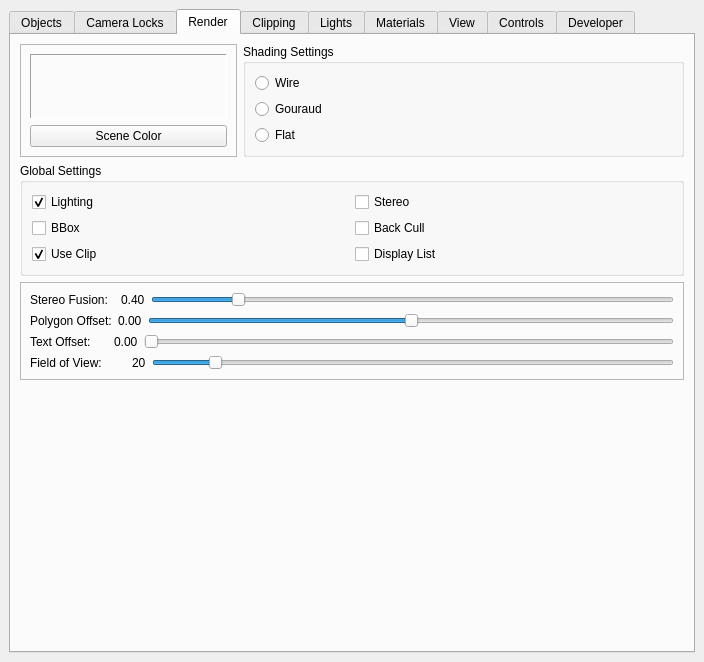
This is src/Interface/Modules/Render/ViewSceneControls.ui in SCIInstitute/SCIRun as Qt 5 draws it before an edit. The edited form follows.
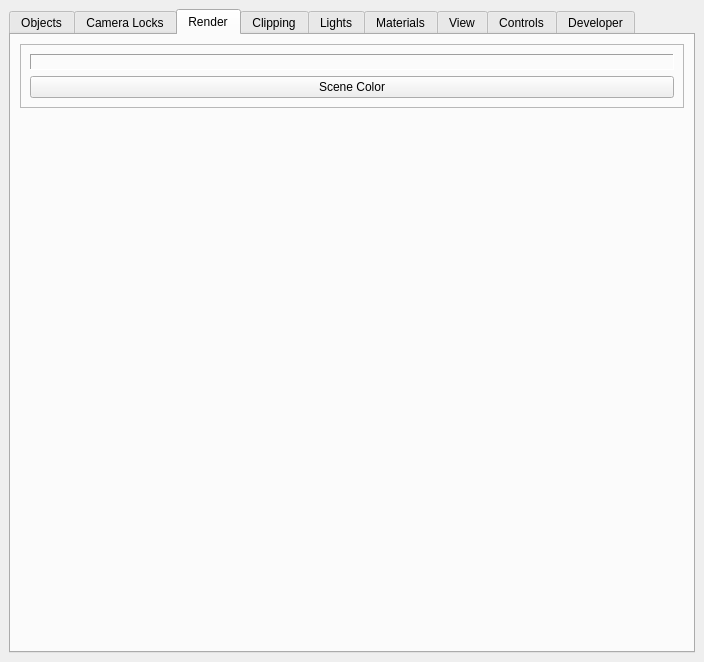
This is the edited form. The open tabs and pages were chosen to show the change.

Diff of the .ui file:
```diff
--- a/src/Interface/Modules/Render/ViewSceneControls.ui
+++ b/src/Interface/Modules/Render/ViewSceneControls.ui
@@ -153,259 +153,18 @@
         <string>Render</string>
        </attribute>
        <layout class="QGridLayout" name="gridLayout_13">
-        <item row="3" column="0" colspan="3">
-         <widget class="QFrame" name="renderSliderFrame_">
-          <property name="frameShape">
-           <enum>QFrame::StyledPanel</enum>
+        <item row="4" column="0">
+         <spacer name="verticalSpacer_3">
+          <property name="orientation">
+           <enum>Qt::Vertical</enum>
           </property>
-          <property name="frameShadow">
-           <enum>QFrame::Raised</enum>
+          <property name="sizeHint" stdset="0">
+           <size>
+            <width>20</width>
+            <height>40</height>
+           </size>
           </property>
-          <layout class="QVBoxLayout" name="verticalLayout_9">
-           <item>
-            <layout class="QHBoxLayout" name="steroeFusionHorizontalLayout_">
-             <item>
-              <widget class="QLabel" name="label_21">
-               <property name="text">
-                <string>Stereo Fusion:  </string>
-               </property>
-              </widget>
-             </item>
-             <item>
-              <widget class="QLabel" name="stereoFusionValueLabel_">
-               <property name="text">
-                <string>0.40</string>
-               </property>
-              </widget>
-             </item>
-             <item>
-              <widget class="QSlider" name="stereoFusionHorizontalSlider_">
-               <property name="minimum">
-                <number>10</number>
-               </property>
-               <property name="maximum">
-                <number>200</number>
-               </property>
-               <property name="singleStep">
-                <number>2</number>
-               </property>
-               <property name="value">
-                <number>40</number>
-               </property>
-               <property name="orientation">
-                <enum>Qt::Horizontal</enum>
-               </property>
-              </widget>
-             </item>
-            </layout>
-           </item>
-           <item>
-            <layout class="QHBoxLayout" name="polygonOffsetHorizontalLayout_">
-             <item>
-              <widget class="QLabel" name="label_22">
-               <property name="text">
-                <string>Polygon Offset:</string>
-               </property>
-              </widget>
-             </item>
-             <item>
-              <widget class="QLabel" name="polygonOffsetValueLabel_">
-               <property name="text">
-                <string>0.00</string>
-               </property>
-              </widget>
-             </item>
-             <item>
-              <widget class="QSlider" name="polygonOffsetHorizontalSlider_">
-               <property name="minimum">
-                <number>-400</number>
-               </property>
-               <property name="maximum">
-                <number>400</number>
-               </property>
-               <property name="value">
-                <number>0</number>
-               </property>
-               <property name="orientation">
-                <enum>Qt::Horizontal</enum>
-               </property>
-              </widget>
-             </item>
-            </layout>
-           </item>
-           <item>
-            <layout class="QHBoxLayout" name="textOffsetHorizontalLayout_">
-             <item>
-              <widget class="QLabel" name="label_23">
-               <property name="text">
-                <string>Text Offset:     </string>
-               </property>
-              </widget>
-             </item>
-             <item>
-              <widget class="QLabel" name="textOffsetValueLabel_">
-               <property name="text">
-                <string>0.00</string>
-               </property>
-              </widget>
-             </item>
-             <item>
-              <widget class="QSlider" name="textOffsetHorizontalSlider_">
-               <property name="minimum">
-                <number>0</number>
-               </property>
-               <property name="maximum">
-                <number>50</number>
-               </property>
-               <property name="value">
-                <number>0</number>
-               </property>
-               <property name="orientation">
-                <enum>Qt::Horizontal</enum>
-               </property>
-              </widget>
-             </item>
-            </layout>
-           </item>
-           <item>
-            <layout class="QHBoxLayout" name="fovHorizontalLayout_">
-             <item>
-              <widget class="QLabel" name="label_24">
-               <property name="text">
-                <string>Field of View:       </string>
-               </property>
-              </widget>
-             </item>
-             <item>
-              <widget class="QLabel" name="fieldOfViewValueLabel_">
-               <property name="text">
-                <string>20</string>
-               </property>
-              </widget>
-             </item>
-             <item>
-              <widget class="QSlider" name="fieldOfViewHorizontalSlider_">
-               <property name="minimum">
-                <number>0</number>
-               </property>
-               <property name="maximum">
-                <number>180</number>
-               </property>
-               <property name="value">
-                <number>20</number>
-               </property>
-               <property name="orientation">
-                <enum>Qt::Horizontal</enum>
-               </property>
-              </widget>
-             </item>
-            </layout>
-           </item>
-          </layout>
-          <zorder></zorder>
-          <zorder></zorder>
-          <zorder></zorder>
-          <zorder></zorder>
-         </widget>
-        </item>
-        <item row="2" column="0" colspan="3">
-         <widget class="QGroupBox" name="globalSettingsGroupBox_">
-          <property name="title">
-           <string>Global Settings</string>
-          </property>
-          <layout class="QGridLayout" name="gridLayout_11">
-           <item row="0" column="0">
-            <widget class="QCheckBox" name="lightingCheckBox_">
-             <property name="text">
-              <string>Lighting</string>
-             </property>
-             <property name="checked">
-              <bool>true</bool>
-             </property>
-            </widget>
-           </item>
-           <item row="0" column="1">
-            <widget class="QCheckBox" name="stereoCheckBox_">
-             <property name="text">
-              <string>Stereo</string>
-             </property>
-            </widget>
-           </item>
-           <item row="1" column="0">
-            <widget class="QCheckBox" name="bboxCheckBox_">
-             <property name="text">
-              <string>BBox</string>
-             </property>
-            </widget>
-           </item>
-           <item row="1" column="1">
-            <widget class="QCheckBox" name="backCullCheckBox_">
-             <property name="text">
-              <string>Back Cull</string>
-             </property>
-            </widget>
-           </item>
-           <item row="2" column="0">
-            <widget class="QCheckBox" name="useClipCheckBox_">
-             <property name="text">
-              <string>Use Clip</string>
-             </property>
-             <property name="checked">
-              <bool>true</bool>
-             </property>
-            </widget>
-           </item>
-           <item row="2" column="1">
-            <widget class="QCheckBox" name="displayListCheckBox_">
-             <property name="text">
-              <string>Display List</string>
-             </property>
-            </widget>
-           </item>
-          </layout>
-         </widget>
-        </item>
-        <item row="0" column="1" rowspan="2" colspan="2">
-         <widget class="QGroupBox" name="shadeSettingsGroupBox_">
-          <property name="layoutDirection">
-           <enum>Qt::LeftToRight</enum>
-          </property>
-          <property name="title">
-           <string>Shading Settings</string>
-          </property>
-          <layout class="QGridLayout" name="gridLayout_12">
-           <item row="0" column="0">
-            <widget class="QRadioButton" name="wireRadioButton_">
-             <property name="text">
-              <string>Wire</string>
-             </property>
-             <attribute name="buttonGroup">
-              <string notr="true">shadingButtonGroup_</string>
-             </attribute>
-            </widget>
-           </item>
-           <item row="2" column="0">
-            <widget class="QRadioButton" name="flatRadioButton_">
-             <property name="text">
-              <string>Flat</string>
-             </property>
-             <attribute name="buttonGroup">
-              <string notr="true">shadingButtonGroup_</string>
-             </attribute>
-            </widget>
-           </item>
-           <item row="1" column="0">
-            <widget class="QRadioButton" name="gouraudRadioButton_">
-             <property name="text">
-              <string>Gouraud</string>
-             </property>
-             <attribute name="buttonGroup">
-              <string notr="true">shadingButtonGroup_</string>
-             </attribute>
-            </widget>
-           </item>
-          </layout>
-         </widget>
+         </spacer>
         </item>
         <item row="0" column="0" rowspan="2">
          <widget class="QFrame" name="frame_2">
@@ -439,19 +198,6 @@
           </layout>
          </widget>
         </item>
-        <item row="6" column="0">
-         <spacer name="verticalSpacer_3">
-          <property name="orientation">
-           <enum>Qt::Vertical</enum>
-          </property>
-          <property name="sizeHint" stdset="0">
-           <size>
-            <width>20</width>
-            <height>40</height>
-           </size>
-          </property>
-         </spacer>
-        </item>
        </layout>
       </widget>
       <widget class="QWidget" name="ClippingTab">
```
Left out of the diff: 121 changed lines with no effect on the pictures.
